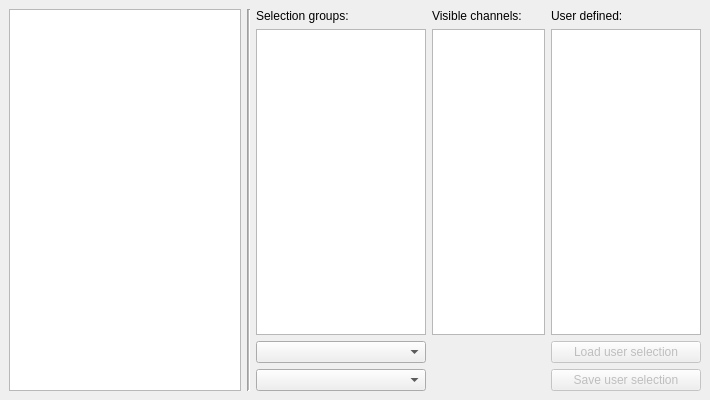
First picture: the form in applications/mne_browse_raw_qt/Windows/selectionmanagerwindow.ui, repository mne-tools/mne-cpp, before the edit.
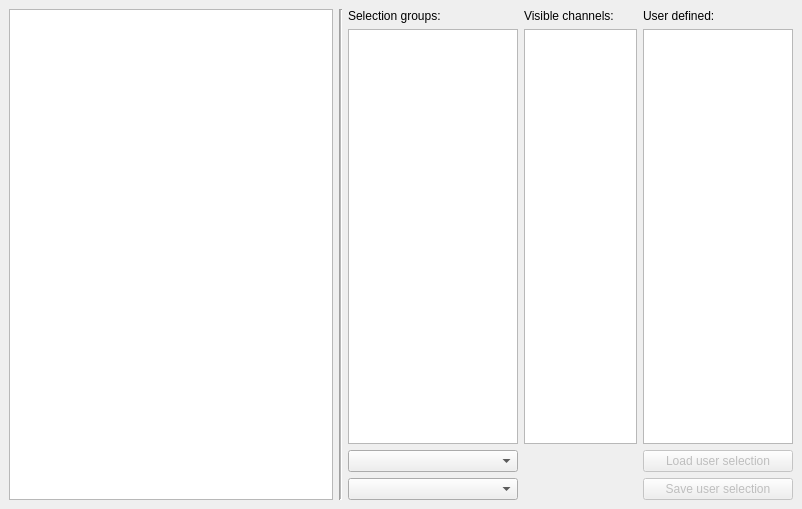
Second picture: the form after the edit.

```diff
--- a/applications/mne_browse_raw_qt/Windows/selectionmanagerwindow.ui
+++ b/applications/mne_browse_raw_qt/Windows/selectionmanagerwindow.ui
@@ -6,8 +6,8 @@
    <rect>
     <x>0</x>
     <y>0</y>
-    <width>710</width>
-    <height>400</height>
+    <width>802</width>
+    <height>509</height>
    </rect>
   </property>
   <property name="allowedAreas">
```
